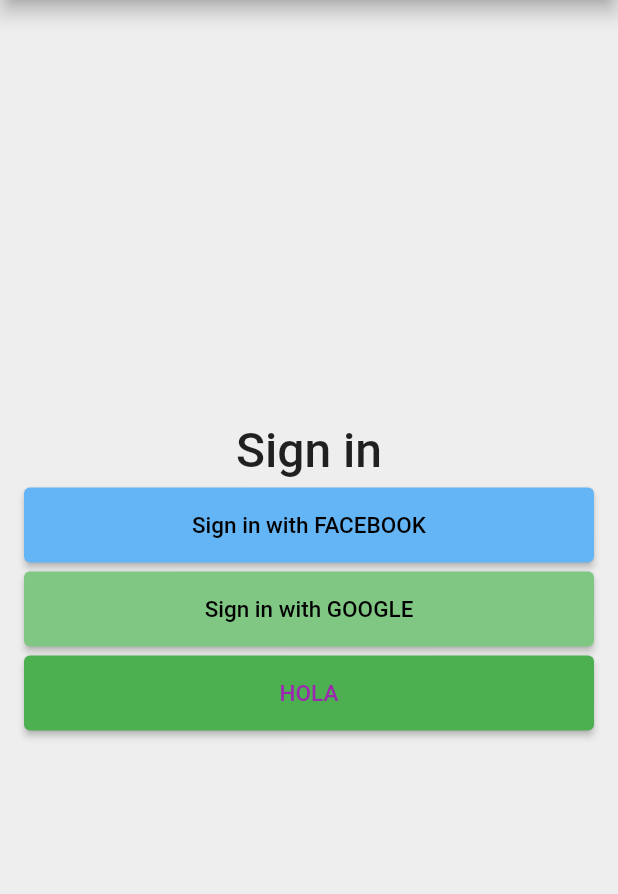
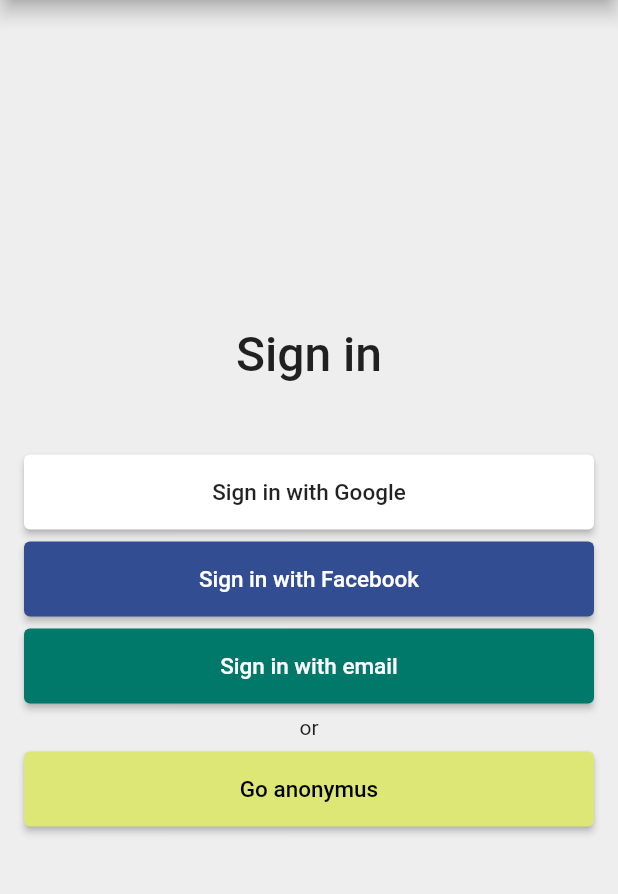
Before and after one commit to COAB1/tracking_time, a Flutter app: the screen it shows after launch, on a phone screen of 412 x 824 dp, the part 84-978 px from its top. Run offline on Flutter 3.47's test engine with Material 2 defaults, Android fonts, the phone set to English and light mode, and no system bars.

Commit message:
Include all the buttons on login page

```diff
--- a/lib/app/sign_in/sign_in_page.dart
+++ b/lib/app/sign_in/sign_in_page.dart
@@ -30,40 +30,49 @@ class SignInPage extends StatelessWidget {
                 fontWeight: FontWeight.w500,
               )),
           SizedBox(
-            height: 6.0,
+            height: 48.0,
           ),
-          DefaultElevatedButton(
-            child: Text('Sign in with FACEBOOK',
-                style: TextStyle(
-                  color: Colors.black,
-                  fontSize: 15.0,
-                )),
-            color: Colors.blue[300],
-            borderRadius: 4.0,
+          SignInButton(
+            text: "Sign in with Google",
+            textColor: Colors.black87,
+            color: Colors.white,
             onPressed: () {},
           ),
           SizedBox(
-            height: 6.0,
+            height: 8.0,
           ),
-          DefaultElevatedButton(
-            child: Text('Sign in with GOOGLE',
-                style: TextStyle(
-                  color: Colors.black,
-                  fontSize: 15.0,
-                )),
-            color:  Colors.green[300],
-            borderRadius: 4.0,
+          SignInButton(
+            text: "Sign in with Facebook",
+            textColor: Colors.white,
+            color: Color(0xFF334D92),
             onPressed: () {},
           ),
           SizedBox(
-            height: 6.0,
+            height: 8.0,
           ),
           SignInButton(
-            text: "HOLA",
-            color: Colors.green,
-            textColor: Colors.purple,
-            onPressed: (){},
-          )
+            text: "Sign in with email",
+            textColor: Colors.white,
+            color: Colors.teal[700],
+            onPressed: () {},
+          ),
+          SizedBox(
+            height: 8.0,
+          ),
+          Text(
+            'or',
+            style: TextStyle(fontSize: 14.0, color: Colors.black87),
+            textAlign: TextAlign.center,
+          ),
+          SizedBox(
+            height: 8.0,
+          ),
+          SignInButton(
+            text: "Go anonymus",
+            textColor: Colors.black,
+            color: Colors.lime[300],
+            onPressed: () {},
+          ),
         ],
       ),
     );
```
